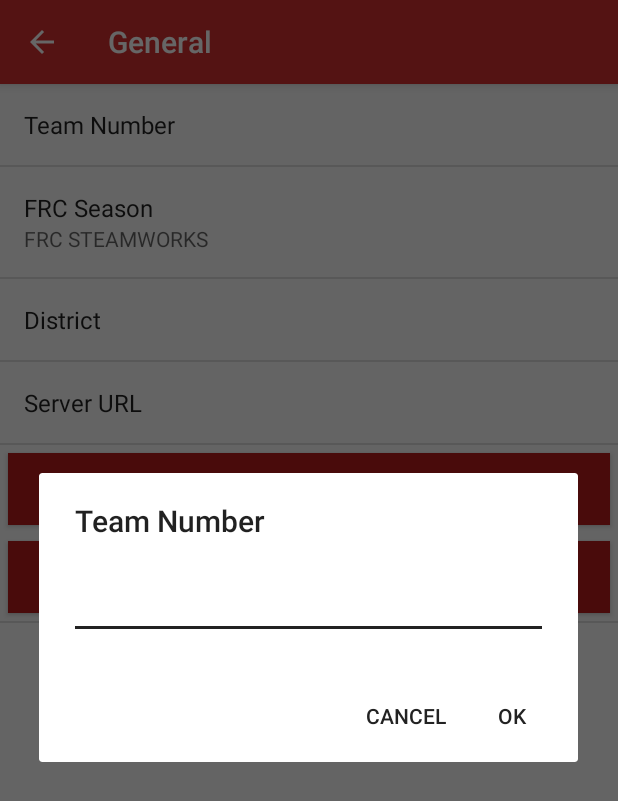
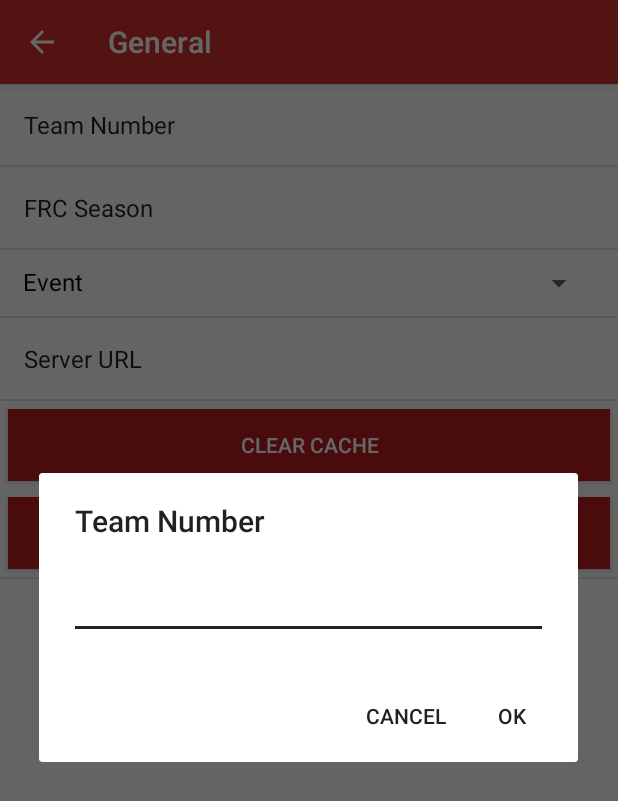
Before and after one commit to hybrezz54/OnTheProwl-Android, an Android app: the ConfigActivity screen opened directly, with no data from a screen before it, after a tap on "Team Number", on a phone screen of 412 x 824 dp. Shown: the top 801 px of the screen. Run offline under Robolectric (Android 15) with nearby library versions, the light colour scheme and no system bars; 3 other taps on this screen came first.

Commit message:
Updated custom preference implementation for event list

```diff
--- a/OnTheProwl2/app/src/main/java/org/technowolves/ontheprowl/TeamAdapter.java
+++ b/OnTheProwl2/app/src/main/java/org/technowolves/ontheprowl/TeamAdapter.java
@@ -16,7 +16,7 @@ import java.util.ArrayList;
  */
 public class TeamAdapter extends ArrayAdapter<Team> {
 
-    /** init variables for selected item */
+    /** init variable for selected item */
     private int selectedIndex;
 
     /**
@@ -44,7 +44,7 @@ public class TeamAdapter extends ArrayAdapter<Team> {
 
         // update textviews appropriately
         txtNumber.setText(team.getNumber());
-        txtName.setText(team.getName());
+        txtName.setText(team.getInfo().getName());
 
         return convertView;
     }
--- a/OnTheProwl2/app/src/main/res/layout/fragment_info.xml
+++ b/OnTheProwl2/app/src/main/res/layout/fragment_info.xml
@@ -13,7 +13,7 @@
     <TextView
         android:layout_width="match_parent"
         android:layout_height="match_parent"
-        android:text="@string/hello_blank_fragment"
+        android:text="Info!"
         android:textStyle="bold"
         android:textSize="18sp"
         android:fontFamily="sans-serif"/>
--- a/OnTheProwl2/app/src/main/res/layout/fragment_robot.xml
+++ b/OnTheProwl2/app/src/main/res/layout/fragment_robot.xml
@@ -13,6 +13,6 @@
     <TextView
         android:layout_width="match_parent"
         android:layout_height="match_parent"
-        android:text="@string/hello_blank_fragment" />
+        android:text="Robot!" />
 
 </FrameLayout>
--- /dev/null
+++ b/OnTheProwl2/app/src/main/res/layout/preference_events.xml
@@ -0,0 +1,27 @@
+<?xml version="1.0" encoding="utf-8"?>
+<LinearLayout
+    android:layout_height="wrap_content"
+    android:layout_width="match_parent"
+    xmlns:android="http://schemas.android.com/apk/res/android"
+    android:orientation="horizontal"
+    android:paddingTop="10dp"
+    android:paddingBottom="10dp"
+    android:paddingLeft="15dp"
+    android:paddingRight="15dp">
+
+    <TextView
+        android:text="@string/pref_title_event"
+        android:fontFamily="sans-serif"
+        android:textColor="@android:color/black"
+        android:textSize="16sp"
+        android:layout_weight="1"
+        android:layout_width="match_parent"
+        android:layout_height="match_parent" />
+
+    <android.support.v7.widget.AppCompatSpinner
+        android:id="@+id/spinner_event"
+        android:layout_weight="1"
+        android:layout_width="match_parent"
+        android:layout_height="match_parent" />
+
+</LinearLayout>
--- a/OnTheProwl2/app/src/main/res/values/strings.xml
+++ b/OnTheProwl2/app/src/main/res/values/strings.xml
@@ -12,7 +12,7 @@
     <string name="pref_header_general">General</string>
 
     <string name="pref_title_frc_season">FRC Season</string>
-    <string name="pref_title_frc_district">District</string>
+    <string name="pref_title_frc_event">Event</string>
 
     <string-array name="pref_titles_frc_seasons">
         <item>FRC STEAMWORKS</item>
@@ -21,7 +21,7 @@
         <item>2017</item>
     </string-array>
 
-    <string name="pref_header_event_name">Event Name</string>
+    <string name="pref_number_season_not_set">Set Team Number and FRC Season first!</string>
     <string name="clear_cache">Clear Cache</string>
     <string name="clear_data">Clear Data</string>
     <string name="dlg_clear_cache">Clear Cache?</string>
@@ -31,4 +31,5 @@
 
     <string name="team_number">Team Number</string>
     <string name="server_url">Server URL</string>
+    <string name="pref_title_event">Event</string>
 </resources>
--- a/OnTheProwl2/app/src/main/res/xml/pref.xml
+++ b/OnTheProwl2/app/src/main/res/xml/pref.xml
@@ -7,7 +7,7 @@
         android:inputType="number" />
 
     <ListPreference
-        android:defaultValue="2017"
+        android:defaultValue="2018"
         android:entries="@array/pref_titles_frc_seasons"
         android:entryValues="@array/pref_values_frc_seasons"
         android:key="frc_season"
@@ -15,13 +15,8 @@
         android:positiveButtonText="@null"
         android:title="@string/pref_title_frc_season" />
 
-    <ListPreference
-        android:entries="@array/pref_titles_frc_seasons"
-        android:entryValues="@array/pref_values_frc_seasons"
-        android:key="frc_district"
-        android:negativeButtonText="@null"
-        android:positiveButtonText="@null"
-        android:title="@string/pref_title_frc_district" />
+    <org.technowolves.ontheprowl.view.EventListPreference
+        android:layout="@layout/preference_events" />
 
     <EditTextPreference
         android:key="server_url"
@@ -30,6 +25,6 @@
 
     <Preference
         android:layout="@layout/data_buttons"
-        android:key="data_buttons"></Preference>
+        android:key="data_buttons" />
 
 </PreferenceScreen>
```
Also changed, not shown: OnTheProwl2/app/src/main/java/org/technowolves/ontheprowl/TheBlueAllianceService.java (+37 -2 lines), OnTheProwl2/app/src/main/java/org/technowolves/ontheprowl/controller/ConfigManager.java (added, +65 -0 lines), OnTheProwl2/app/src/main/java/org/technowolves/ontheprowl/model/Event.java (+3 -27 lines), OnTheProwl2/app/src/main/java/org/technowolves/ontheprowl/view/EventListPreference.java (+170 -48 lines), OnTheProwl2/app/src/main/java/org/technowolves/ontheprowl/view/activity/MainActivity.java (+4 -3 lines).
